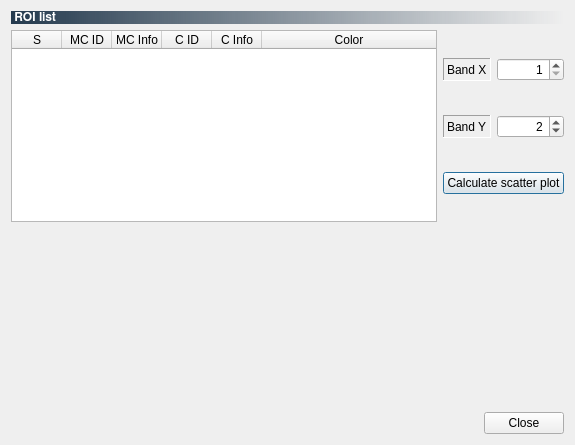
This is ui/ui_semiautomaticclassificationplugin_scatter_plot.ui in semiautomaticgit/SemiAutomaticClassificationPlugin as Qt 5 draws it before an edit. The edited form follows.
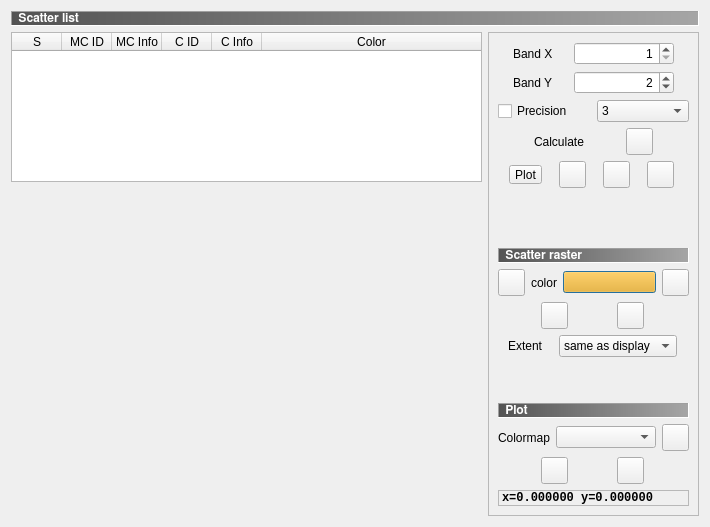
This is the edited form. Icons and pictures are not drawn. Custom widgets are drawn as their Qt base class.

The edit to the form file:
```diff
--- a/ui/ui_semiautomaticclassificationplugin_scatter_plot.ui
+++ b/ui/ui_semiautomaticclassificationplugin_scatter_plot.ui
@@ -6,8 +6,8 @@
    <rect>
     <x>0</x>
     <y>0</y>
-    <width>575</width>
-    <height>445</height>
+    <width>710</width>
+    <height>527</height>
    </rect>
   </property>
   <property name="sizePolicy">
@@ -23,50 +23,31 @@
    <iconset resource="resources.qrc">
     <normaloff>:/plugins/semiautomaticclassificationplugin/semiautomaticclassificationplugin.png</normaloff>:/plugins/semiautomaticclassificationplugin/semiautomaticclassificationplugin.png</iconset>
   </property>
-  <layout class="QGridLayout" name="gridLayout_6">
+  <layout class="QGridLayout" name="gridLayout_7">
    <item row="0" column="0">
-    <layout class="QGridLayout" name="gridLayout_4">
-     <item row="0" column="0">
-      <widget class="QLabel" name="label_25">
-       <property name="font">
-        <font>
-         <family>FreeSans</family>
-         <weight>75</weight>
-         <bold>true</bold>
-        </font>
-       </property>
-       <property name="styleSheet">
-        <string notr="true">background-color : qlineargradient(spread:pad, x1:0, y1:0, x2:1, y2:0, stop:0 #243a4e, stop:1 rgba(0, 0, 0, 0)); color : white</string>
-       </property>
-       <property name="frameShape">
-        <enum>QFrame::NoFrame</enum>
-       </property>
-       <property name="frameShadow">
-        <enum>QFrame::Sunken</enum>
-       </property>
-       <property name="text">
-        <string> ROI list</string>
-       </property>
-       <property name="alignment">
-        <set>Qt::AlignLeading|Qt::AlignLeft|Qt::AlignVCenter</set>
-       </property>
-      </widget>
-     </item>
-    </layout>
-   </item>
+    <layout class="QGridLayout" name="gridLayout_5">
    <item row="1" column="0">
     <layout class="QGridLayout" name="gridLayout_2">
-     <item row="0" column="2">
-      <layout class="QGridLayout" name="gridLayout_5"/>
-     </item>
      <item row="0" column="0">
       <widget class="QTableWidget" name="scatter_list_plot_tableWidget">
        <property name="sizePolicy">
-        <sizepolicy hsizetype="Expanding" vsizetype="Expanding">
+          <sizepolicy hsizetype="Expanding" vsizetype="Minimum">
          <horstretch>0</horstretch>
          <verstretch>0</verstretch>
         </sizepolicy>
        </property>
+         <property name="minimumSize">
+          <size>
+           <width>0</width>
+           <height>100</height>
+          </size>
+         </property>
+         <property name="maximumSize">
+          <size>
+           <width>16777215</width>
+           <height>150</height>
+          </size>
+         </property>
        <property name="editTriggers">
         <set>QAbstractItemView::NoEditTriggers</set>
        </property>
@@ -114,19 +95,444 @@
        </column>
       </widget>
      </item>
-     <item row="0" column="1">
-      <layout class="QGridLayout" name="gridLayout_32">
+      </layout>
+     </item>
        <item row="2" column="0">
-        <widget class="QPushButton" name="scatter_ROI_Button">
+      <layout class="QGridLayout" name="gridLayout_3">
+       <item row="0" column="0">
+        <widget class="ScatterWidget2" name="Scatter_Widget_2" native="true">
+         <property name="sizePolicy">
+          <sizepolicy hsizetype="Expanding" vsizetype="Expanding">
+           <horstretch>0</horstretch>
+           <verstretch>0</verstretch>
+          </sizepolicy>
+         </property>
+        </widget>
+       </item>
+      </layout>
+     </item>
+     <item row="1" column="1" rowspan="2">
+      <widget class="QFrame" name="frame">
+       <property name="sizePolicy">
+        <sizepolicy hsizetype="Maximum" vsizetype="Preferred">
+         <horstretch>0</horstretch>
+         <verstretch>0</verstretch>
+        </sizepolicy>
+       </property>
+       <property name="frameShape">
+        <enum>QFrame::StyledPanel</enum>
+       </property>
+       <property name="frameShadow">
+        <enum>QFrame::Raised</enum>
+       </property>
+       <layout class="QGridLayout" name="gridLayout">
+        <item row="0" column="0">
+         <layout class="QGridLayout" name="gridLayout_6">
+          <item row="9" column="0">
+           <widget class="QLabel" name="label_26">
+            <property name="font">
+             <font>
+              <family>FreeSans</family>
+              <weight>75</weight>
+              <bold>true</bold>
+             </font>
+            </property>
+            <property name="styleSheet">
+             <string notr="true">background-color : qlineargradient(spread:pad, x1:0, y1:0, x2:1, y2:0, stop:0 #535353, stop:1 #a6a6a6); color : white</string>
+            </property>
+            <property name="frameShape">
+             <enum>QFrame::Panel</enum>
+            </property>
+            <property name="frameShadow">
+             <enum>QFrame::Sunken</enum>
+            </property>
+            <property name="text">
+             <string> Scatter raster</string>
+            </property>
+            <property name="alignment">
+             <set>Qt::AlignLeading|Qt::AlignLeft|Qt::AlignVCenter</set>
+            </property>
+           </widget>
+          </item>
+          <item row="6" column="0">
+           <layout class="QHBoxLayout" name="horizontalLayout_8">
+            <item>
+             <widget class="QLabel" name="label_49">
+              <property name="sizePolicy">
+               <sizepolicy hsizetype="Fixed" vsizetype="Preferred">
+                <horstretch>0</horstretch>
+                <verstretch>0</verstretch>
+               </sizepolicy>
+              </property>
+              <property name="text">
+               <string>Calculate</string>
+              </property>
+             </widget>
+            </item>
+            <item>
+             <widget class="QToolButton" name="scatter_ROI_Button">
          <property name="toolTip">
           <string>&lt;html&gt;&lt;head/&gt;&lt;body&gt;&lt;p&gt;Calculate scatter plot&lt;/p&gt;&lt;/body&gt;&lt;/html&gt;</string>
          </property>
+              <property name="styleSheet">
+               <string notr="true">margin: 0px;padding: 0px;</string>
+              </property>
+              <property name="icon">
+               <iconset resource="resources.qrc">
+                <normaloff>:/plugins/semiautomaticclassificationplugin/icons/semiautomaticclassificationplugin_enter.png</normaloff>:/plugins/semiautomaticclassificationplugin/icons/semiautomaticclassificationplugin_enter.png</iconset>
+              </property>
+              <property name="iconSize">
+               <size>
+                <width>22</width>
+                <height>22</height>
+               </size>
+              </property>
+             </widget>
+            </item>
+           </layout>
+          </item>
+          <item row="11" column="0">
+           <layout class="QGridLayout" name="gridLayout_14">
+            <item row="1" column="3">
+             <layout class="QHBoxLayout" name="horizontalLayout_7">
+              <item>
+               <widget class="QToolButton" name="show_polygon_area_pushButton">
+                <property name="toolTip">
+                 <string>&lt;html&gt;&lt;head/&gt;&lt;body&gt;&lt;p&gt;Calculate and display scatter raster&lt;/p&gt;&lt;/body&gt;&lt;/html&gt;</string>
+                </property>
+                <property name="styleSheet">
+                 <string notr="true">margin: 0px;padding: 0px;</string>
+                </property>
          <property name="text">
-          <string>Calculate scatter plot</string>
-         </property>
-        </widget>
-       </item>
-       <item row="1" column="0">
+                 <string/>
+                </property>
+                <property name="icon">
+                 <iconset resource="resources.qrc">
+                  <normaloff>:/plugins/semiautomaticclassificationplugin/icons/semiautomaticclassificationplugin_scatter_show_raster.png</normaloff>:/plugins/semiautomaticclassificationplugin/icons/semiautomaticclassificationplugin_scatter_show_raster.png</iconset>
+                </property>
+                <property name="iconSize">
+                 <size>
+                  <width>22</width>
+                  <height>22</height>
+                 </size>
+                </property>
+               </widget>
+              </item>
+              <item>
+               <widget class="QToolButton" name="add_signature_list_pushButton">
+                <property name="toolTip">
+                 <string>&lt;html&gt;&lt;head/&gt;&lt;body&gt;&lt;p&gt;Calculate and save to signature list&lt;/p&gt;&lt;/body&gt;&lt;/html&gt;</string>
+                </property>
+                <property name="styleSheet">
+                 <string notr="true">margin: 0px;padding: 0px;</string>
+                </property>
+                <property name="text">
+                 <string/>
+                </property>
+                <property name="icon">
+                 <iconset resource="resources.qrc">
+                  <normaloff>:/plugins/semiautomaticclassificationplugin/icons/semiautomaticclassificationplugin_save_plot.png</normaloff>:/plugins/semiautomaticclassificationplugin/icons/semiautomaticclassificationplugin_save_plot.png</iconset>
+                </property>
+                <property name="iconSize">
+                 <size>
+                  <width>22</width>
+                  <height>22</height>
+                 </size>
+                </property>
+               </widget>
+              </item>
+             </layout>
+            </item>
+            <item row="3" column="3">
+             <spacer name="verticalSpacer_3">
+              <property name="orientation">
+               <enum>Qt::Vertical</enum>
+              </property>
+              <property name="sizeHint" stdset="0">
+               <size>
+                <width>20</width>
+                <height>40</height>
+               </size>
+              </property>
+             </spacer>
+            </item>
+            <item row="7" column="3">
+             <widget class="QLabel" name="value_label_2">
+              <property name="font">
+               <font>
+                <family>Liberation Mono</family>
+                <weight>75</weight>
+                <bold>true</bold>
+               </font>
+              </property>
+              <property name="frameShape">
+               <enum>QFrame::StyledPanel</enum>
+              </property>
+              <property name="frameShadow">
+               <enum>QFrame::Sunken</enum>
+              </property>
+              <property name="text">
+               <string>x=0.000000 y=0.000000</string>
+              </property>
+             </widget>
+            </item>
+            <item row="6" column="3">
+             <layout class="QHBoxLayout" name="horizontalLayout_4">
+              <item>
+               <widget class="QToolButton" name="fitToAxes_pushButton_2">
+                <property name="toolTip">
+                 <string>&lt;html&gt;&lt;head/&gt;&lt;body&gt;&lt;p&gt;Automatically fit the plot to data&lt;/p&gt;&lt;/body&gt;&lt;/html&gt;</string>
+                </property>
+                <property name="styleSheet">
+                 <string notr="true">margin: 0px;padding: 0px;</string>
+                </property>
+                <property name="text">
+                 <string/>
+                </property>
+                <property name="icon">
+                 <iconset resource="resources.qrc">
+                  <normaloff>:/plugins/semiautomaticclassificationplugin/icons/semiautomaticclassificationplugin_fit_plot.png</normaloff>:/plugins/semiautomaticclassificationplugin/icons/semiautomaticclassificationplugin_fit_plot.png</iconset>
+                </property>
+                <property name="iconSize">
+                 <size>
+                  <width>22</width>
+                  <height>22</height>
+                 </size>
+                </property>
+               </widget>
+              </item>
+              <item>
+               <widget class="QToolButton" name="save_plot_pushButton_2">
+                <property name="toolTip">
+                 <string>&lt;html&gt;&lt;head/&gt;&lt;body&gt;&lt;p&gt;Save the plot to file (jpg, png, pdf)&lt;/p&gt;&lt;/body&gt;&lt;/html&gt;</string>
+                </property>
+                <property name="styleSheet">
+                 <string notr="true">margin: 0px;padding: 0px;</string>
+                </property>
+                <property name="text">
+                 <string/>
+                </property>
+                <property name="icon">
+                 <iconset resource="resources.qrc">
+                  <normaloff>:/plugins/semiautomaticclassificationplugin/icons/semiautomaticclassificationplugin_save_plot_image.png</normaloff>:/plugins/semiautomaticclassificationplugin/icons/semiautomaticclassificationplugin_save_plot_image.png</iconset>
+                </property>
+                <property name="iconSize">
+                 <size>
+                  <width>22</width>
+                  <height>22</height>
+                 </size>
+                </property>
+               </widget>
+              </item>
+             </layout>
+            </item>
+            <item row="4" column="3">
+             <widget class="QLabel" name="label_27">
+              <property name="font">
+               <font>
+                <family>FreeSans</family>
+                <weight>75</weight>
+                <bold>true</bold>
+               </font>
+              </property>
+              <property name="styleSheet">
+               <string notr="true">background-color : qlineargradient(spread:pad, x1:0, y1:0, x2:1, y2:0, stop:0 #535353, stop:1 #a6a6a6); color : white</string>
+              </property>
+              <property name="frameShape">
+               <enum>QFrame::Panel</enum>
+              </property>
+              <property name="frameShadow">
+               <enum>QFrame::Sunken</enum>
+              </property>
+              <property name="text">
+               <string> Plot</string>
+              </property>
+              <property name="alignment">
+               <set>Qt::AlignLeading|Qt::AlignLeft|Qt::AlignVCenter</set>
+              </property>
+             </widget>
+            </item>
+            <item row="5" column="3">
+             <layout class="QHBoxLayout" name="horizontalLayout_6">
+              <item>
+               <widget class="QLabel" name="label_50">
+                <property name="sizePolicy">
+                 <sizepolicy hsizetype="Fixed" vsizetype="Preferred">
+                  <horstretch>0</horstretch>
+                  <verstretch>0</verstretch>
+                 </sizepolicy>
+                </property>
+                <property name="text">
+                 <string>Colormap</string>
+                </property>
+               </widget>
+              </item>
+              <item>
+               <widget class="QComboBox" name="colormap_comboBox">
+                <property name="sizePolicy">
+                 <sizepolicy hsizetype="Minimum" vsizetype="Fixed">
+                  <horstretch>0</horstretch>
+                  <verstretch>0</verstretch>
+                 </sizepolicy>
+                </property>
+                <property name="minimumSize">
+                 <size>
+                  <width>100</width>
+                  <height>0</height>
+                 </size>
+                </property>
+                <property name="toolTip">
+                 <string>&lt;html&gt;&lt;head/&gt;&lt;body&gt;&lt;p&gt;Select a colormap&lt;/p&gt;&lt;/body&gt;&lt;/html&gt;</string>
+                </property>
+                <property name="currentIndex">
+                 <number>-1</number>
+                </property>
+               </widget>
+              </item>
+              <item>
+               <widget class="QToolButton" name="plot_color_ROI_pushButton">
+                <property name="toolTip">
+                 <string>&lt;html&gt;&lt;head/&gt;&lt;body&gt;&lt;p&gt;Set colormap for highlighted spectral plots&lt;/p&gt;&lt;/body&gt;&lt;/html&gt;</string>
+                </property>
+                <property name="styleSheet">
+                 <string notr="true">margin: 0px;padding: 0px;</string>
+                </property>
+                <property name="text">
+                 <string/>
+                </property>
+                <property name="icon">
+                 <iconset resource="resources.qrc">
+                  <normaloff>:/plugins/semiautomaticclassificationplugin/icons/semiautomaticclassificationplugin_enter.png</normaloff>:/plugins/semiautomaticclassificationplugin/icons/semiautomaticclassificationplugin_enter.png</iconset>
+                </property>
+                <property name="iconSize">
+                 <size>
+                  <width>22</width>
+                  <height>22</height>
+                 </size>
+                </property>
+               </widget>
+              </item>
+             </layout>
+            </item>
+            <item row="2" column="3">
+             <layout class="QHBoxLayout" name="horizontalLayout_5">
+              <item>
+               <widget class="QLabel" name="label_51">
+                <property name="sizePolicy">
+                 <sizepolicy hsizetype="Fixed" vsizetype="Preferred">
+                  <horstretch>0</horstretch>
+                  <verstretch>0</verstretch>
+                 </sizepolicy>
+                </property>
+                <property name="text">
+                 <string>Extent</string>
+                </property>
+               </widget>
+              </item>
+              <item>
+               <widget class="QComboBox" name="extent_comboBox">
+                <property name="sizePolicy">
+                 <sizepolicy hsizetype="Maximum" vsizetype="Fixed">
+                  <horstretch>0</horstretch>
+                  <verstretch>0</verstretch>
+                 </sizepolicy>
+                </property>
+                <property name="toolTip">
+                 <string>&lt;html&gt;&lt;head/&gt;&lt;body&gt;&lt;p&gt;Select extent of scatter raster&lt;/p&gt;&lt;/body&gt;&lt;/html&gt;</string>
+                </property>
+                <property name="currentIndex">
+                 <number>0</number>
+                </property>
+                <item>
+                 <property name="text">
+                  <string>same as display</string>
+                 </property>
+                </item>
+                <item>
+                 <property name="text">
+                  <string>same as image</string>
+                 </property>
+                </item>
+               </widget>
+              </item>
+             </layout>
+            </item>
+           </layout>
+          </item>
+          <item row="10" column="0">
+           <layout class="QHBoxLayout" name="horizontalLayout_3">
+            <item>
+             <widget class="QToolButton" name="draw_polygons_pushButton">
+              <property name="toolTip">
+               <string>&lt;html&gt;&lt;head/&gt;&lt;body&gt;&lt;p&gt;Create selection polygons&lt;/p&gt;&lt;/body&gt;&lt;/html&gt;</string>
+              </property>
+              <property name="styleSheet">
+               <string notr="true">margin: 0px;padding: 0px;</string>
+              </property>
+              <property name="icon">
+               <iconset resource="resources.qrc">
+                <normaloff>:/plugins/semiautomaticclassificationplugin/icons/semiautomaticclassificationplugin_scatter_edit_polygon.png</normaloff>:/plugins/semiautomaticclassificationplugin/icons/semiautomaticclassificationplugin_scatter_edit_polygon.png</iconset>
+              </property>
+              <property name="iconSize">
+               <size>
+                <width>22</width>
+                <height>22</height>
+               </size>
+              </property>
+             </widget>
+            </item>
+            <item>
+             <widget class="QLabel" name="label_22">
+              <property name="sizePolicy">
+               <sizepolicy hsizetype="Maximum" vsizetype="Preferred">
+                <horstretch>0</horstretch>
+                <verstretch>0</verstretch>
+               </sizepolicy>
+              </property>
+              <property name="frameShadow">
+               <enum>QFrame::Sunken</enum>
+              </property>
+              <property name="text">
+               <string>color</string>
+              </property>
+             </widget>
+            </item>
+            <item>
+             <widget class="QPushButton" name="polygon_color_Button">
+              <property name="toolTip">
+               <string>&lt;html&gt;&lt;head/&gt;&lt;body&gt;&lt;p&gt;Select polygon color&lt;/p&gt;&lt;/body&gt;&lt;/html&gt;</string>
+              </property>
+              <property name="styleSheet">
+               <string notr="true">background-color : #FFAA00</string>
+              </property>
+              <property name="text">
+               <string/>
+              </property>
+             </widget>
+            </item>
+            <item>
+             <widget class="QToolButton" name="remove_polygons_pushButton">
+              <property name="toolTip">
+               <string>&lt;html&gt;&lt;head/&gt;&lt;body&gt;&lt;p&gt;Remove selection polygons&lt;/p&gt;&lt;/body&gt;&lt;/html&gt;</string>
+              </property>
+              <property name="styleSheet">
+               <string notr="true">margin: 0px;padding: 0px;</string>
+              </property>
+              <property name="icon">
+               <iconset resource="resources.qrc">
+                <normaloff>:/plugins/semiautomaticclassificationplugin/icons/semiautomaticclassificationplugin_scatter_reset_polygon.png</normaloff>:/plugins/semiautomaticclassificationplugin/icons/semiautomaticclassificationplugin_scatter_reset_polygon.png</iconset>
+              </property>
+              <property name="iconSize">
+               <size>
+                <width>22</width>
+                <height>22</height>
+               </size>
+              </property>
+             </widget>
+            </item>
+           </layout>
+          </item>
+          <item row="2" column="0">
         <layout class="QGridLayout" name="gridLayout_40">
          <item row="0" column="0">
           <widget class="QLabel" name="label_48">
@@ -136,12 +542,6 @@
              <verstretch>0</verstretch>
             </sizepolicy>
            </property>
-           <property name="frameShape">
-            <enum>QFrame::Panel</enum>
-           </property>
-           <property name="frameShadow">
-            <enum>QFrame::Sunken</enum>
-           </property>
            <property name="text">
             <string>Band Y</string>
            </property>
@@ -149,6 +549,12 @@
          </item>
          <item row="0" column="1">
           <widget class="QSpinBox" name="bandY_spinBox">
+              <property name="sizePolicy">
+               <sizepolicy hsizetype="Minimum" vsizetype="Fixed">
+                <horstretch>0</horstretch>
+                <verstretch>0</verstretch>
+               </sizepolicy>
+              </property>
            <property name="minimumSize">
             <size>
              <width>50</width>
@@ -180,7 +586,7 @@
          </item>
         </layout>
        </item>
-       <item row="0" column="0">
+          <item row="1" column="0">
         <layout class="QGridLayout" name="gridLayout_38">
          <item row="0" column="0">
           <widget class="QLabel" name="label_46">
@@ -190,12 +596,6 @@
              <verstretch>0</verstretch>
             </sizepolicy>
            </property>
-           <property name="frameShape">
-            <enum>QFrame::Panel</enum>
-           </property>
-           <property name="frameShadow">
-            <enum>QFrame::Sunken</enum>
-           </property>
            <property name="text">
             <string>Band X</string>
            </property>
@@ -203,6 +603,12 @@
          </item>
          <item row="0" column="1">
           <widget class="QSpinBox" name="bandX_spinBox">
+              <property name="sizePolicy">
+               <sizepolicy hsizetype="Minimum" vsizetype="Fixed">
+                <horstretch>0</horstretch>
+                <verstretch>0</verstretch>
+               </sizepolicy>
+              </property>
            <property name="minimumSize">
             <size>
              <width>50</width>
@@ -234,35 +640,214 @@
          </item>
         </layout>
        </item>
-      </layout>
-     </item>
-    </layout>
-   </item>
-   <item row="2" column="0">
-    <layout class="QGridLayout" name="gridLayout_3">
-     <item row="0" column="0">
-      <widget class="SigWidget2" name="Sig_Widget_2" native="true">
-       <property name="sizePolicy">
-        <sizepolicy hsizetype="Expanding" vsizetype="Expanding">
-         <horstretch>0</horstretch>
-         <verstretch>0</verstretch>
-        </sizepolicy>
-       </property>
+          <item row="4" column="0">
+           <layout class="QHBoxLayout" name="horizontalLayout_2">
+            <item>
+             <widget class="QCheckBox" name="precision_checkBox">
+              <property name="toolTip">
+               <string>&lt;html&gt;&lt;head/&gt;&lt;body&gt;&lt;p&gt;Use custom decimal precision&lt;/p&gt;&lt;/body&gt;&lt;/html&gt;</string>
+              </property>
+              <property name="text">
+               <string>Precision</string>
+              </property>
+             </widget>
+            </item>
+            <item>
+             <widget class="QComboBox" name="precision_comboBox">
+              <property name="toolTip">
+               <string>&lt;html&gt;&lt;head/&gt;&lt;body&gt;&lt;p&gt;Select decimal precision:&lt;/p&gt;&lt;p&gt;4 = 10^&lt;span style=&quot; vertical-align:super;&quot;&gt;−4&lt;/span&gt;&lt;/p&gt;&lt;p&gt;3 = 10^&lt;span style=&quot; vertical-align:super;&quot;&gt;−3&lt;/span&gt;&lt;/p&gt;&lt;p&gt;2 = 10^&lt;span style=&quot; vertical-align:super;&quot;&gt;−2&lt;/span&gt;&lt;/p&gt;&lt;p&gt;1 = 10^&lt;span style=&quot; vertical-align:super;&quot;&gt;−1&lt;/span&gt;&lt;/p&gt;&lt;p&gt;0 = 1&lt;/p&gt;&lt;p&gt;-1 = 10&lt;/p&gt;&lt;p&gt;-2 = 10^&lt;span style=&quot; vertical-align:super;&quot;&gt;2&lt;/span&gt;&lt;/p&gt;&lt;p&gt;-3 = 10^&lt;span style=&quot; vertical-align:super;&quot;&gt;3&lt;/span&gt;&lt;/p&gt;&lt;/body&gt;&lt;/html&gt;</string>
+              </property>
+              <property name="currentIndex">
+               <number>1</number>
+              </property>
+              <item>
+               <property name="text">
+                <string>4</string>
+               </property>
+              </item>
+              <item>
+               <property name="text">
+                <string>3</string>
+               </property>
+              </item>
+              <item>
+               <property name="text">
+                <string>2</string>
+               </property>
+              </item>
+              <item>
+               <property name="text">
+                <string>1</string>
+               </property>
+              </item>
+              <item>
+               <property name="text">
+                <string>0</string>
+               </property>
+              </item>
+              <item>
+               <property name="text">
+                <string>-1</string>
+               </property>
+              </item>
+              <item>
+               <property name="text">
+                <string>-2</string>
+               </property>
+              </item>
+              <item>
+               <property name="text">
+                <string>-3</string>
+               </property>
+              </item>
       </widget>
      </item>
     </layout>
    </item>
-   <item row="3" column="0">
-    <layout class="QGridLayout" name="gridLayout">
-     <item row="0" column="0">
-      <widget class="QDialogButtonBox" name="OK_welcome_buttonBox">
+          <item row="8" column="0">
+           <spacer name="verticalSpacer">
        <property name="orientation">
-        <enum>Qt::Horizontal</enum>
-       </property>
-       <property name="standardButtons">
-        <set>QDialogButtonBox::Close</set>
-       </property>
-      </widget>
+             <enum>Qt::Vertical</enum>
+            </property>
+            <property name="sizeHint" stdset="0">
+             <size>
+              <width>20</width>
+              <height>40</height>
+             </size>
+            </property>
+           </spacer>
+          </item>
+          <item row="7" column="0">
+           <layout class="QHBoxLayout" name="horizontalLayout">
+            <item>
+             <widget class="QToolButton" name="remove_Signature_Button">
+              <property name="toolTip">
+               <string>&lt;html&gt;&lt;head/&gt;&lt;body&gt;&lt;p &gt;Delete row&lt;/p&gt;&lt;/body&gt;&lt;/html&gt;</string>
+              </property>
+              <property name="styleSheet">
+               <string notr="true">margin: 0px;padding: 0px;</string>
+              </property>
+              <property name="text">
+               <string>Plot</string>
+              </property>
+              <property name="icon">
+               <iconset resource="resources.qrc">
+                <normaloff>:/plugins/semiautomaticclassificationplugin/icons/semiautomaticclassificationplugin_remove.png</normaloff>:/plugins/semiautomaticclassificationplugin/icons/semiautomaticclassificationplugin_remove.png</iconset>
+              </property>
+              <property name="iconSize">
+               <size>
+                <width>22</width>
+                <height>22</height>
+               </size>
+              </property>
+             </widget>
+            </item>
+            <item>
+             <widget class="QToolButton" name="plot_temp_ROI_pushButton">
+              <property name="toolTip">
+               <string>&lt;html&gt;&lt;head/&gt;&lt;body&gt;&lt;p&gt;Calculate scatter plot from temporary ROI&lt;/p&gt;&lt;/body&gt;&lt;/html&gt;</string>
+              </property>
+              <property name="styleSheet">
+               <string notr="true">margin: 0px;padding: 0px;</string>
+              </property>
+              <property name="text">
+               <string/>
+              </property>
+              <property name="icon">
+               <iconset resource="resources.qrc">
+                <normaloff>:/plugins/semiautomaticclassificationplugin/icons/semiautomaticclassificationplugin_scatter_raster_temp_ROI.png</normaloff>:/plugins/semiautomaticclassificationplugin/icons/semiautomaticclassificationplugin_scatter_raster_temp_ROI.png</iconset>
+              </property>
+              <property name="iconSize">
+               <size>
+                <width>22</width>
+                <height>22</height>
+               </size>
+              </property>
+             </widget>
+            </item>
+            <item>
+             <widget class="QToolButton" name="plot_display_pushButton">
+              <property name="toolTip">
+               <string>&lt;html&gt;&lt;head/&gt;&lt;body&gt;&lt;p&gt;Calculate scatter plot from the current display extent&lt;/p&gt;&lt;/body&gt;&lt;/html&gt;</string>
+              </property>
+              <property name="styleSheet">
+               <string notr="true">margin: 0px;padding: 0px;</string>
+              </property>
+              <property name="text">
+               <string/>
+              </property>
+              <property name="icon">
+               <iconset resource="resources.qrc">
+                <normaloff>:/plugins/semiautomaticclassificationplugin/icons/semiautomaticclassificationplugin_scatter_raster_display.png</normaloff>:/plugins/semiautomaticclassificationplugin/icons/semiautomaticclassificationplugin_scatter_raster_display.png</iconset>
+              </property>
+              <property name="iconSize">
+               <size>
+                <width>22</width>
+                <height>22</height>
+               </size>
+              </property>
+             </widget>
+            </item>
+            <item>
+             <widget class="QToolButton" name="plot_image_pushButton">
+              <property name="toolTip">
+               <string>&lt;html&gt;&lt;head/&gt;&lt;body&gt;&lt;p&gt;Calculate scatter plot from entire image&lt;/p&gt;&lt;/body&gt;&lt;/html&gt;</string>
+              </property>
+              <property name="styleSheet">
+               <string notr="true">margin: 0px;padding: 0px;</string>
+              </property>
+              <property name="text">
+               <string/>
+              </property>
+              <property name="icon">
+               <iconset resource="resources.qrc">
+                <normaloff>:/plugins/semiautomaticclassificationplugin/icons/semiautomaticclassificationplugin_scatter_raster_image.png</normaloff>:/plugins/semiautomaticclassificationplugin/icons/semiautomaticclassificationplugin_scatter_raster_image.png</iconset>
+              </property>
+              <property name="iconSize">
+               <size>
+                <width>22</width>
+                <height>22</height>
+               </size>
+              </property>
+             </widget>
+            </item>
+           </layout>
+          </item>
+         </layout>
+        </item>
+       </layout>
+       <zorder></zorder>
+      </widget>
+     </item>
+     <item row="0" column="0" colspan="2">
+      <layout class="QGridLayout" name="gridLayout_4">
+       <item row="0" column="0">
+        <widget class="QLabel" name="label_25">
+         <property name="font">
+          <font>
+           <family>FreeSans</family>
+           <weight>75</weight>
+           <bold>true</bold>
+          </font>
+         </property>
+         <property name="styleSheet">
+          <string notr="true">background-color : qlineargradient(spread:pad, x1:0, y1:0, x2:1, y2:0, stop:0 #535353, stop:1 #a6a6a6); color : white</string>
+         </property>
+         <property name="frameShape">
+          <enum>QFrame::Panel</enum>
+         </property>
+         <property name="frameShadow">
+          <enum>QFrame::Sunken</enum>
+         </property>
+         <property name="text">
+          <string> Scatter list</string>
+         </property>
+         <property name="alignment">
+          <set>Qt::AlignLeading|Qt::AlignLeft|Qt::AlignVCenter</set>
+         </property>
+        </widget>
+       </item>
+      </layout>
      </item>
     </layout>
    </item>
@@ -270,47 +855,14 @@
  </widget>
  <customwidgets>
   <customwidget>
-   <class>SigWidget2</class>
+   <class>ScatterWidget2</class>
    <extends>QWidget</extends>
-   <header>sigwidget2</header>
+   <header>scatterwidget2</header>
    <container>1</container>
   </customwidget>
  </customwidgets>
  <resources>
   <include location="resources.qrc"/>
  </resources>
- <connections>
-  <connection>
-   <sender>OK_welcome_buttonBox</sender>
-   <signal>accepted()</signal>
-   <receiver>ScatterPlot</receiver>
-   <slot>accept()</slot>
-   <hints>
-    <hint type="sourcelabel">
-     <x>248</x>
-     <y>254</y>
-    </hint>
-    <hint type="destinationlabel">
-     <x>157</x>
-     <y>274</y>
-    </hint>
-   </hints>
-  </connection>
-  <connection>
-   <sender>OK_welcome_buttonBox</sender>
-   <signal>rejected()</signal>
-   <receiver>ScatterPlot</receiver>
-   <slot>reject()</slot>
-   <hints>
-    <hint type="sourcelabel">
-     <x>316</x>
-     <y>260</y>
-    </hint>
-    <hint type="destinationlabel">
-     <x>286</x>
-     <y>274</y>
-    </hint>
-   </hints>
-  </connection>
- </connections>
+ <connections/>
 </ui>
```
Lines whose indentation alone changed are shown as unchanged.
